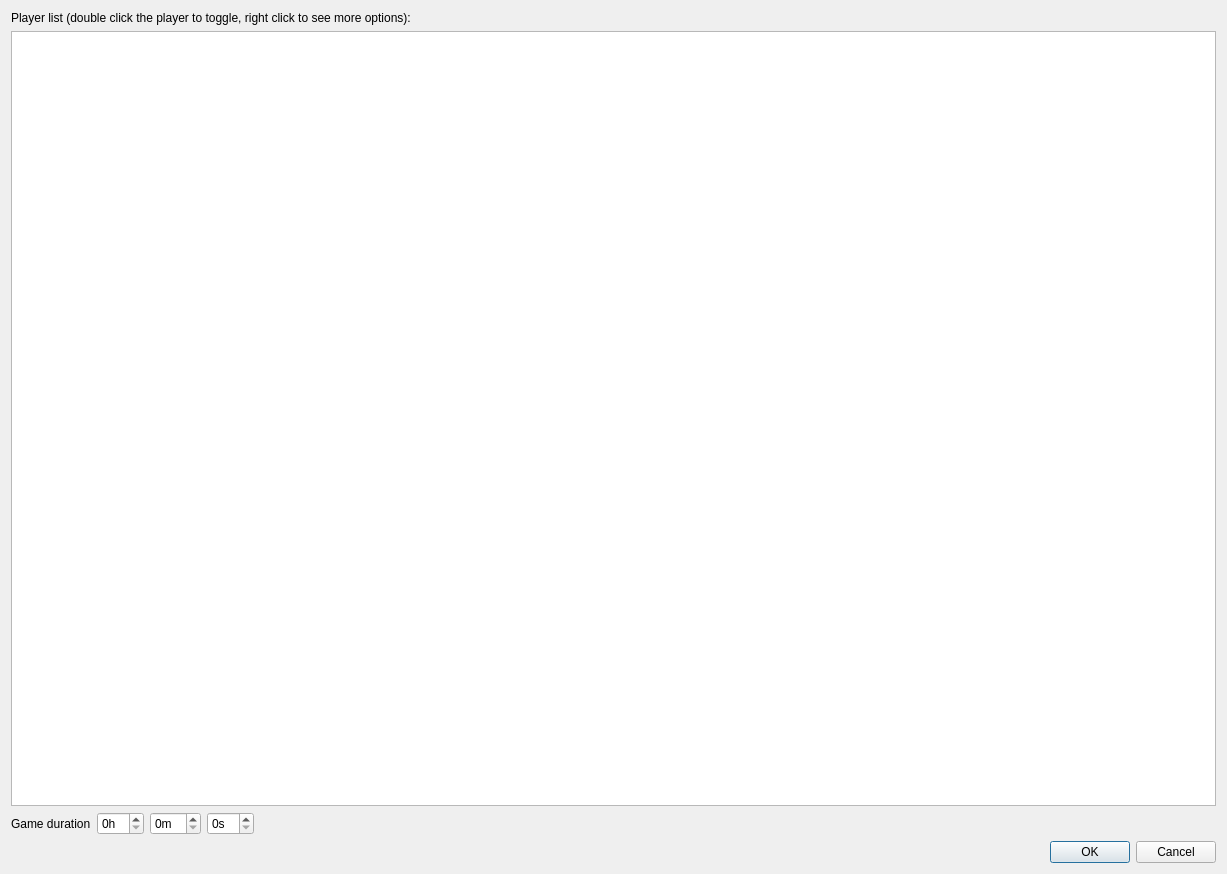
The window that src/NewGameDialog.ui (simophin/game-matcher-qt) describes before a commit, drawn with Qt 5.
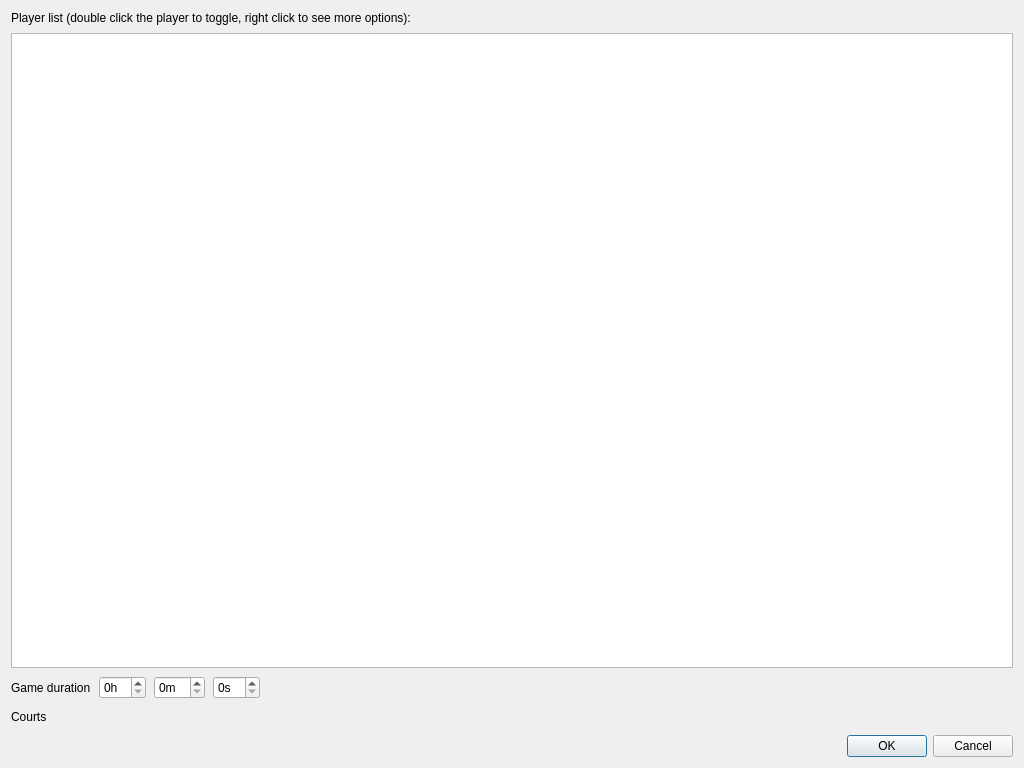
The same window after the commit.

Commit message: Court selection

Patch:
```diff
--- a/src/NewGameDialog.ui
+++ b/src/NewGameDialog.ui
@@ -9,8 +9,8 @@
    <rect>
     <x>0</x>
     <y>0</y>
-    <width>1227</width>
-    <height>874</height>
+    <width>1024</width>
+    <height>768</height>
    </rect>
   </property>
   <property name="windowTitle">
@@ -20,6 +20,9 @@
    <bool>true</bool>
   </property>
   <layout class="QVBoxLayout" name="verticalLayout">
+   <property name="spacing">
+    <number>8</number>
+   </property>
    <item>
     <widget class="QLabel" name="label">
      <property name="text">
@@ -45,6 +48,9 @@
    </item>
    <item>
     <layout class="QHBoxLayout" name="horizontalLayout">
+     <property name="spacing">
+      <number>8</number>
+     </property>
      <item>
       <widget class="QLabel" name="label_2">
        <property name="text">
@@ -97,6 +103,40 @@
      </item>
     </layout>
    </item>
+   <item>
+    <layout class="QHBoxLayout" name="horizontalLayout_2" stretch="0,0,0">
+     <property name="spacing">
+      <number>8</number>
+     </property>
+     <item>
+      <widget class="QLabel" name="label_3">
+       <property name="text">
+        <string>Courts </string>
+       </property>
+      </widget>
+     </item>
+     <item>
+      <layout class="QHBoxLayout" name="courtBoxes">
+       <property name="spacing">
+        <number>8</number>
+       </property>
+      </layout>
+     </item>
+     <item>
+      <spacer name="horizontalSpacer_2">
+       <property name="orientation">
+        <enum>Qt::Horizontal</enum>
+       </property>
+       <property name="sizeHint" stdset="0">
+        <size>
+         <width>40</width>
+         <height>20</height>
+        </size>
+       </property>
+      </spacer>
+     </item>
+    </layout>
+   </item>
    <item>
     <widget class="QDialogButtonBox" name="buttonBox">
      <property name="orientation">
```
Left out of the diff: 6 changed lines with no effect on the pictures. The commit also changes 9 other files.
